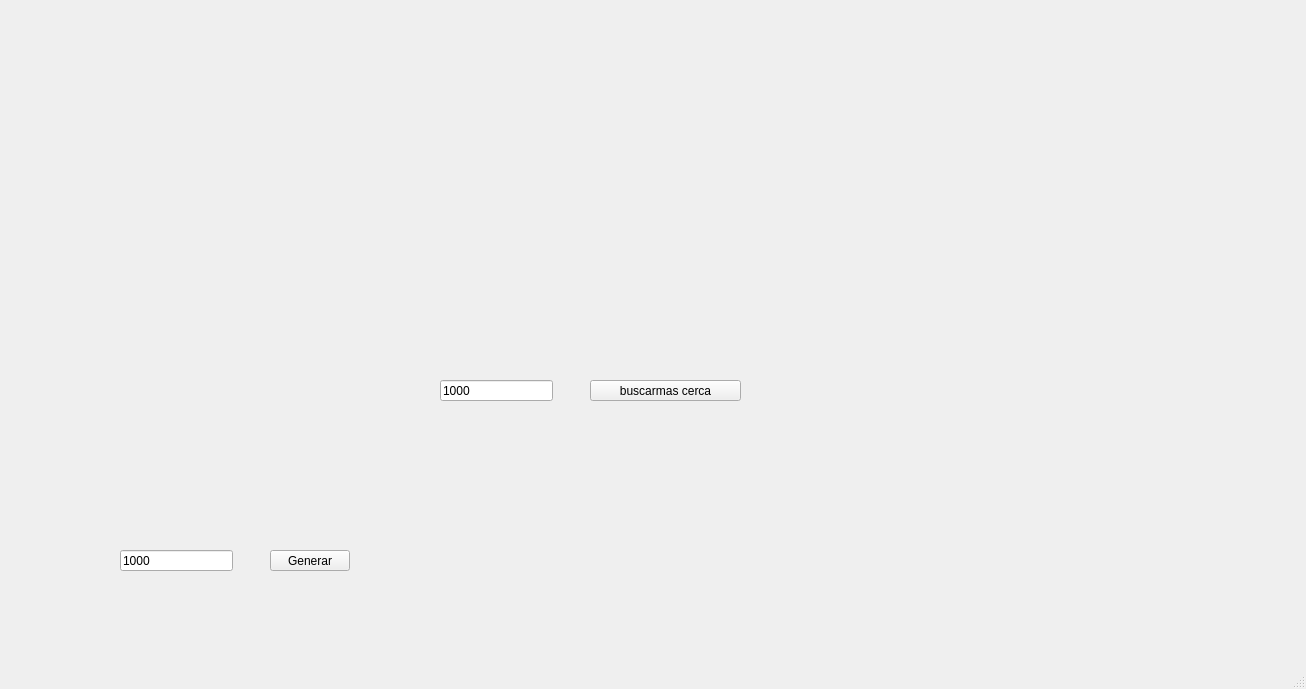
The window that Proyecto-2-ED/mainwindow.ui (TheCsarbeat/Progra-2-ED) describes before a commit, drawn with Qt 5.
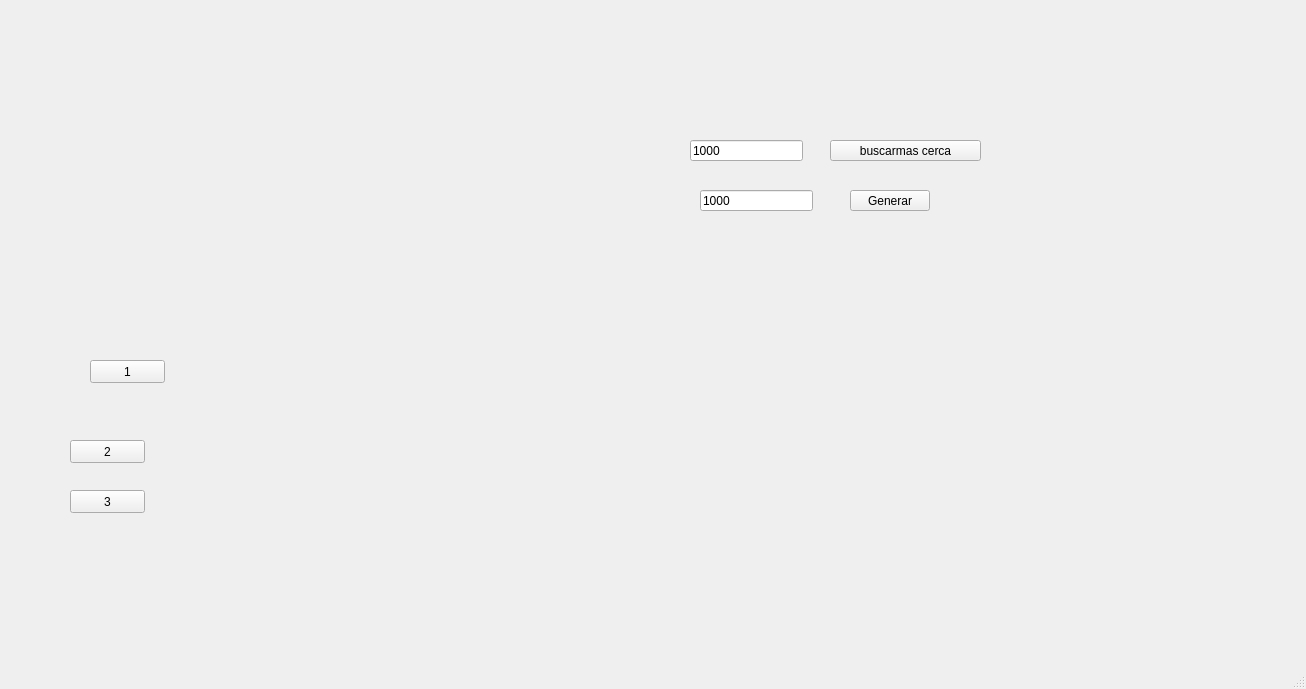
The same window after the commit. The open tabs and pages were chosen to show the change. Icons and pictures are not drawn.

```diff
--- a/Proyecto-2-ED/mainwindow.ui
+++ b/Proyecto-2-ED/mainwindow.ui
@@ -30,56 +30,139 @@
      <string/>
     </property>
    </widget>
-   <widget class="QLineEdit" name="txtCantHumanos">
+   <widget class="QStackedWidget" name="MainPanel">
     <property name="geometry">
      <rect>
-      <x>120</x>
-      <y>550</y>
-      <width>113</width>
-      <height>21</height>
+      <x>560</x>
+      <y>40</y>
+      <width>661</width>
+      <height>541</height>
      </rect>
     </property>
-    <property name="text">
-     <string>1000</string>
+    <property name="currentIndex">
+     <number>2</number>
     </property>
+    <widget class="QWidget" name="page">
+     <widget class="QPushButton" name="pushButton_2">
+      <property name="geometry">
+       <rect>
+        <x>270</x>
+        <y>100</y>
+        <width>151</width>
+        <height>21</height>
+       </rect>
+      </property>
+      <property name="text">
+       <string>buscarmas cerca</string>
+      </property>
+     </widget>
+     <widget class="QLineEdit" name="txtCantHumanos">
+      <property name="geometry">
+       <rect>
+        <x>140</x>
+        <y>150</y>
+        <width>113</width>
+        <height>21</height>
+       </rect>
+      </property>
+      <property name="text">
+       <string>1000</string>
+      </property>
+     </widget>
+     <widget class="QPushButton" name="pushButton">
+      <property name="geometry">
+       <rect>
+        <x>290</x>
+        <y>150</y>
+        <width>80</width>
+        <height>21</height>
+       </rect>
+      </property>
+      <property name="text">
+       <string>Generar</string>
+      </property>
+     </widget>
+     <widget class="QLineEdit" name="txtcerca">
+      <property name="geometry">
+       <rect>
+        <x>130</x>
+        <y>100</y>
+        <width>113</width>
+        <height>21</height>
+       </rect>
+      </property>
+      <property name="text">
+       <string>1000</string>
+      </property>
+     </widget>
+    </widget>
+    <widget class="QWidget" name="page_2">
+     <widget class="QRadioButton" name="radioButton">
+      <property name="geometry">
+       <rect>
+        <x>240</x>
+        <y>220</y>
+        <width>82</width>
+        <height>17</height>
+       </rect>
+      </property>
+      <property name="text">
+       <string>RadioButton</string>
+      </property>
+     </widget>
+     <widget class="QToolButton" name="toolButton">
+      <property name="geometry">
+       <rect>
+        <x>240</x>
+        <y>320</y>
+        <width>25</width>
+        <height>19</height>
+       </rect>
+      </property>
+      <property name="text">
+       <string>...</string>
+      </property>
+     </widget>
+    </widget>
+    <widget class="QWidget" name="page_3"/>
    </widget>
-   <widget class="QPushButton" name="pushButton">
+   <widget class="QPushButton" name="pushButton_3">
     <property name="geometry">
      <rect>
-      <x>270</x>
-      <y>550</y>
-      <width>80</width>
-      <height>21</height>
+      <x>90</x>
+      <y>360</y>
+      <width>75</width>
+      <height>23</height>
      </rect>
     </property>
     <property name="text">
-     <string>Generar</string>
+     <string>1</string>
     </property>
    </widget>
-   <widget class="QLineEdit" name="txtcerca">
+   <widget class="QPushButton" name="pushButton_4">
     <property name="geometry">
      <rect>
-      <x>440</x>
-      <y>380</y>
-      <width>113</width>
-      <height>21</height>
+      <x>70</x>
+      <y>440</y>
+      <width>75</width>
+      <height>23</height>
      </rect>
     </property>
     <property name="text">
-     <string>1000</string>
+     <string>2</string>
     </property>
    </widget>
-   <widget class="QPushButton" name="pushButton_2">
+   <widget class="QPushButton" name="pushButton_5">
     <property name="geometry">
      <rect>
-      <x>590</x>
-      <y>380</y>
-      <width>151</width>
-      <height>21</height>
+      <x>70</x>
+      <y>490</y>
+      <width>75</width>
+      <height>23</height>
      </rect>
     </property>
     <property name="text">
-     <string>buscarmas cerca</string>
+     <string>3</string>
     </property>
    </widget>
   </widget>
```
